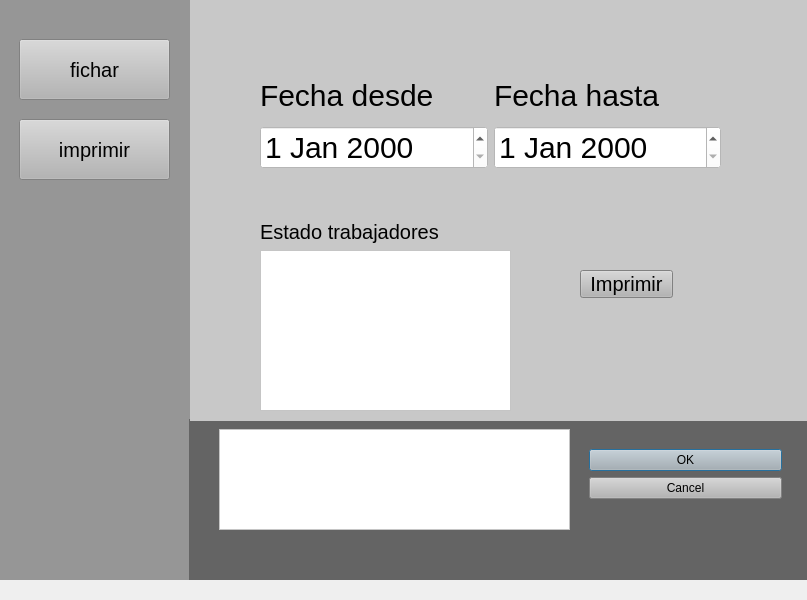
Above: Python_DesarrolloDeInterfaces/MainWindow.ui from tal-44/Trabajo2evDesarrolloInterfaces before the change. Below: the same form after it.
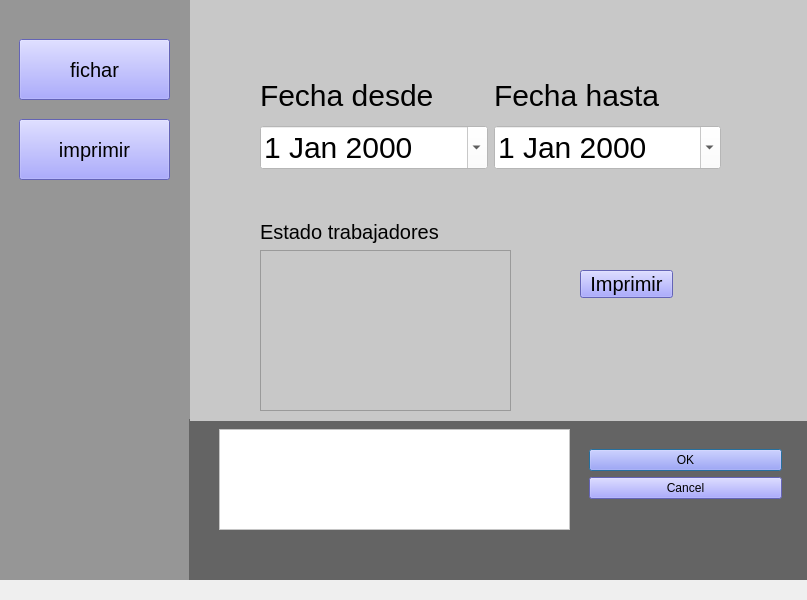
That is the form after the change. The open tabs and pages were chosen to show the change.

Diff of the .ui file:
```diff
--- a/Python_DesarrolloDeInterfaces/MainWindow.ui
+++ b/Python_DesarrolloDeInterfaces/MainWindow.ui
@@ -39,7 +39,7 @@
       </rect>
      </property>
      <property name="styleSheet">
-      <string notr="true">background-color:rgb(180, 180, 180);
+      <string notr="true">background-color:rgb(140, 140, 255);
 font-size: 20px;</string>
      </property>
      <property name="text">
@@ -56,7 +56,7 @@
       </rect>
      </property>
      <property name="styleSheet">
-      <string notr="true">background-color:rgb(180, 180, 180);
+      <string notr="true">background-color:rgb(140, 140, 255);
 font-size: 20px;
 </string>
      </property>
@@ -87,7 +87,7 @@
       </rect>
      </property>
      <property name="styleSheet">
-      <string notr="true">background-color:rgb(180, 180, 180);</string>
+      <string notr="true">background-color:rgb(140, 140, 255);</string>
      </property>
      <property name="orientation">
       <enum>Qt::Vertical</enum>
@@ -163,6 +163,9 @@
             <string notr="true">background-color:rgb(255, 255, 255);
 font-size: 30px;</string>
            </property>
+           <property name="calendarPopup">
+            <bool>true</bool>
+           </property>
           </widget>
          </item>
         </layout>
@@ -185,6 +188,9 @@
             <string notr="true">background-color:rgb(255, 255, 255);
 font-size: 30px;</string>
            </property>
+           <property name="calendarPopup">
+            <bool>true</bool>
+           </property>
           </widget>
          </item>
         </layout>
@@ -214,7 +220,19 @@
        <item>
         <widget class="QListWidget" name="listWidget_Trabajadores">
          <property name="styleSheet">
-          <string notr="true">background-color:rgb(255, 255, 255);</string>
+          <string notr="true">background-color:rgb(255, 255, 255);
+
+QListWidget{
+	background:white;
+}
+QListWidget::item{
+	background:white;
+	color:black;
+}
+QListWidget::item:selected{
+	background:lightblue;
+	color:white;
+}</string>
          </property>
          <property name="selectionMode">
           <enum>QAbstractItemView::MultiSelection</enum>
@@ -233,7 +251,7 @@
        </rect>
       </property>
       <property name="styleSheet">
-       <string notr="true">background-color:rgb(180, 180, 180);
+       <string notr="true">background-color:rgb(140, 140, 255);
 font-size: 20px;</string>
       </property>
       <property name="text">
```
Left out of the diff: 2 changed lines with no effect on the pictures.
